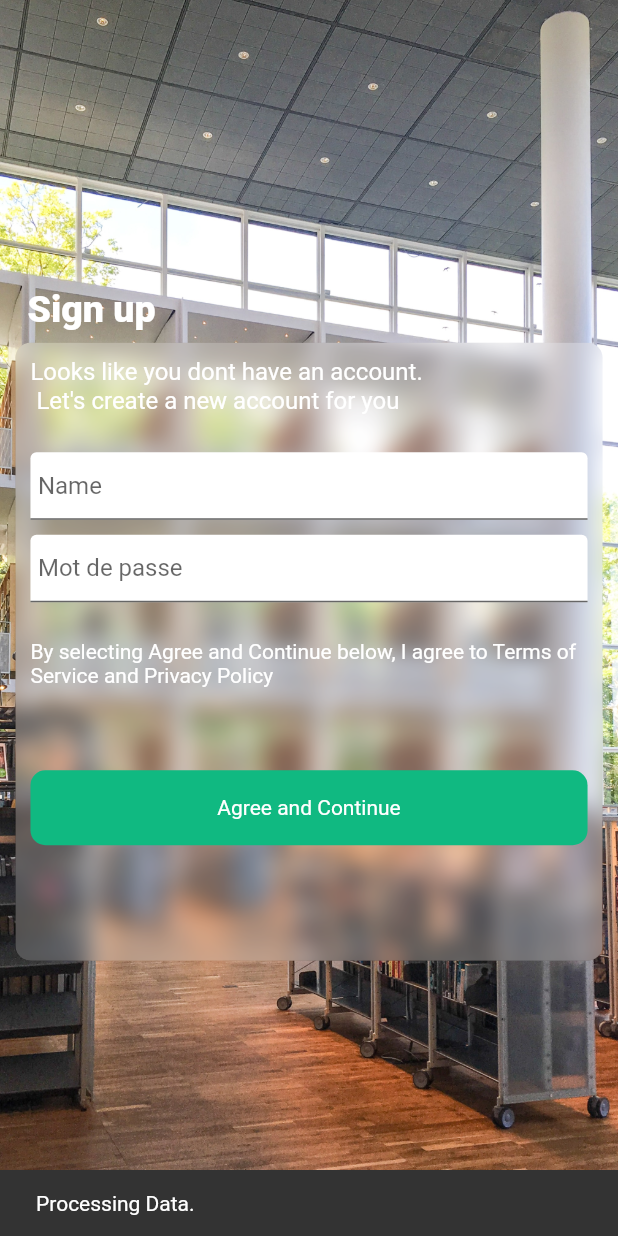
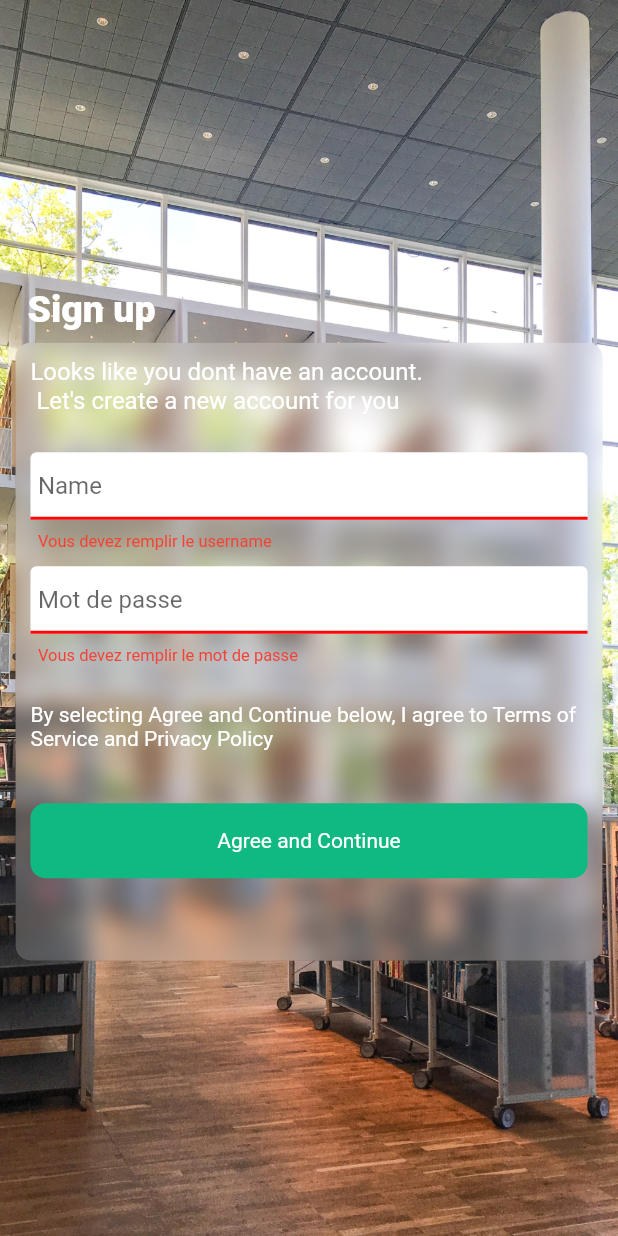
Before and after one commit to jeydi243/gesi-mobile, a Flutter app: the screen it shows after launch, after a tap on "Agree and Continue", on a phone screen of 412 x 824 dp. Run offline on Flutter 3.47's test engine with Material 2 defaults, Android fonts, the phone set to English and light mode, and no system bars; drawn by our look-alikes of glass_kit; our stand-ins replace dio, get, google_fonts, hive_flutter, material_design_icons_flutter, salomon_bottom_bar and 1 more; accounts and stored records are empty; Roboto replaces fonts that are missing (Metropolis).

```diff
--- a/analysis_options.yaml
+++ b/analysis_options.yaml
@@ -17,3 +17,4 @@ linter:
     non_constant_default_value: false
     prefer_const_constructors_in_immutables: false
     unchecked_use_of_nullable_value: false
+    constant_identifier_names: false
--- a/lib/constantes/helper.dart
+++ b/lib/constantes/helper.dart
@@ -157,7 +157,7 @@ class Helper {
         barBlur: barBlur,
         overlayBlur: barBlur,
         backgroundColor: bgColor,
-        duration: duration ?? 3.seconds,
+        duration: duration,
         mainButton: to == "logout"
             ? TextButton(onPressed: () => 1, child: Text('Se deconnecter'))
             : null,
--- a/lib/controllers/authController.dart
+++ b/lib/controllers/authController.dart
@@ -8,21 +8,21 @@ import 'package:dio/dio.dart';
 class AuthController extends GetxController {
   static AuthController instance = Get.find();
   Rx<User> user = User.gt().obs;
+  Dio dio = Dio();
   RxBool isLoggedIn = false.obs;
-  TextEditingController name = TextEditingController();
-  TextEditingController email = TextEditingController();
+  TextEditingController username = TextEditingController();
   TextEditingController password = TextEditingController();
 // or new Dio with a BaseOptions instance.
 
   var options = BaseOptions(
-    baseUrl: 'http://localhost:3000/api',
+    baseUrl: 'http://localhost:3000',
     connectTimeout: 5000,
     receiveTimeout: 3000,
   );
   @override
   void onReady() {
     super.onReady();
-    Dio dio = Dio(options);
+    dio = Dio(options);
     ever(user, _setInitialScreen);
   }
 
@@ -35,15 +35,24 @@ class AuthController extends GetxController {
   }
 
   void signIn() async {
-    try {} catch (e) {
+    try {
+      Get.to(() => HomeScreen(),
+          transition: Transition.native, duration: 1.seconds);
+    } catch (e) {
       debugPrint(e.toString());
       Get.snackbar("Sign In Failed", "Try again");
+      _clearControllers();
     }
   }
 
-  void signUp() async {
-    showLoading();
-    try {} catch (e) {
+  Future<void> signUp() async {
+    try {
+      showLoading();
+      final res = await dio.post("/users/login",
+          data: {username: username.value, password: password.value});
+      Get.snackbar("Connexion", "Awwwwww ${res.data['message']}");
+      _clearControllers();
+    } catch (e) {
       debugPrint(e.toString());
       Get.snackbar("Sign In Failed", "Try again");
     }
@@ -53,11 +62,8 @@ class AuthController extends GetxController {
 
   void showLoading() {}
 
-  _addUserToFirestore(String userId) {}
-
   _clearControllers() {
-    name.clear();
-    email.clear();
+    username.clear();
     password.clear();
   }
 
--- a/lib/login.dart
+++ b/lib/login.dart
@@ -13,20 +13,24 @@ class gesi extends StatefulWidget {
 
 class _gesiState extends State<gesi> {
   final GlobalKey<FormState> _formKey = GlobalKey<FormState>();
-  // final AuthController _authController = Get.find();
+  final AuthController _authController = Get.find();
+  TextEditingController username = TextEditingController(text: "dfdfdfdf");
+  TextEditingController password = TextEditingController(text: "dfdfdffff");
   void connexion() {
     final FormState? formState = _formKey.currentState;
     bool iValidForm = formState!.validate();
-    print(iValidForm);
     if (iValidForm) {
-      print("Form valid");
       _formKey.currentState!.save();
-      ScaffoldMessenger.of(context).showSnackBar(
-        const SnackBar(content: Text('Processing Data.')),
-      );
+      _authController.signIn();
+
     } else {
       print("Form is invalid");
     }
+  }
+
+  @override
+  void initState() {
+    super.initState();
   }
 
   @override
@@ -90,13 +94,14 @@ class _gesiState extends State<gesi> {
                         ),
                         Padding(
                           padding: const EdgeInsets.only(bottom: 20),
-                          child: Form(
-                              child: Column(
+                          child: Column(
                             children: [
                               Padding(
                                 padding: EdgeInsets.symmetric(vertical: 5.0),
                                 child: TextFormField(
                                   // controller: _authController.email,
+                                  autovalidateMode:
+                                      AutovalidateMode.onUserInteraction,
                                   validator: (value) {
                                     if (value == null ||
                                         value.isEmpty ||
@@ -117,7 +122,8 @@ class _gesiState extends State<gesi> {
                                           5, 5), // control your hints text size
                                       labelText: "Name",
                                       hintText: "Name",
-                                      errorStyle: TextStyle(color: Colors.red),
+                                      errorStyle: TextStyle(
+                                          color: Colors.red, fontSize: 11),
                                       focusedErrorBorder: UnderlineInputBorder(
                                           borderSide: BorderSide(
                                               width: 2,
@@ -137,7 +143,9 @@ class _gesiState extends State<gesi> {
                               Padding(
                                 padding: EdgeInsets.symmetric(vertical: 5.0),
                                 child: TextFormField(
-                                  // controller: _authController.password,
+                                  controller: _authController.password,
+                                  autovalidateMode:
+                                      AutovalidateMode.onUserInteraction,
                                   validator: (value) {
                                     if (value == null || value.isEmpty) {
                                       return 'Vous devez remplir le mot de passe';
@@ -154,7 +162,8 @@ class _gesiState extends State<gesi> {
                                       labelText: "Mot de passe",
                                       hintText: "*********",
                                       isDense: true,
-                                      errorStyle: TextStyle(color: Colors.red),
+                                      errorStyle: TextStyle(
+                                          color: Colors.red, fontSize: 11),
                                       focusedErrorBorder: UnderlineInputBorder(
                                           borderSide: BorderSide(
                                               width: 2,
@@ -174,10 +183,10 @@ class _gesiState extends State<gesi> {
                                 ),
                               ),
                             ],
-                          )),
+                          ),
                         ),
                         Padding(
-                          padding: const EdgeInsets.only(bottom: 55),
+                          padding: const EdgeInsets.only(bottom: 35),
                           child: Text(
                             'By selecting Agree and Continue below, I agree to Terms of Service and Privacy Policy',
                             style: Theme.of(context)
--- a/lib/main.dart
+++ b/lib/main.dart
@@ -3,9 +3,7 @@ import 'package:gesi_mobile/constantes/values.dart';
 import 'package:gesi_mobile/controllers/appController.dart';
 import 'package:gesi_mobile/controllers/authController.dart';
 import 'package:gesi_mobile/login.dart';
-import 'package:hive/hive.dart';
 import 'package:get/get.dart';
-import 'package:get/get_navigation/src/root/get_material_app.dart';
 import 'package:hive_flutter/hive_flutter.dart';
 
 void main() async {
--- a/lib/models/user.dart
+++ b/lib/models/user.dart
@@ -14,7 +14,7 @@ class User {
   late String username;
   late String password;
   late List<String> role;
-  User.gt() {}
+  User.gt();
 
   User({required this.password, required this.username, required this.role});
   User.from(Map<String, dynamic> map) {
--- a/pubspec.yaml
+++ b/pubspec.yaml
@@ -16,6 +16,8 @@ dependencies:
   hive: ^2.0.5
   hive_flutter:
   material_design_icons_flutter: ^5.0.6595
+  salomon_bottom_bar: ^3.2.0
+  syncfusion_flutter_calendar: ^19.4.53
   web_socket_channel: ^2.1.0
 
 dev_dependencies:
```
Also changed, not shown: lib/controllers/appController.dart (+25 -4 lines), lib/df.dart (added, +109 -0 lines), lib/home.dart (+31 -1 lines), lib/models/meeting.dart (added, +26 -0 lines), lib/screens/calendar.dart (added, +70 -0 lines), lib/screens/courses.dart (added, +17 -0 lines), lib/screens/dashboard.dart (added, +47 -0 lines), lib/screens/profile.dart (added, +17 -0 lines), pubspec.lock.
